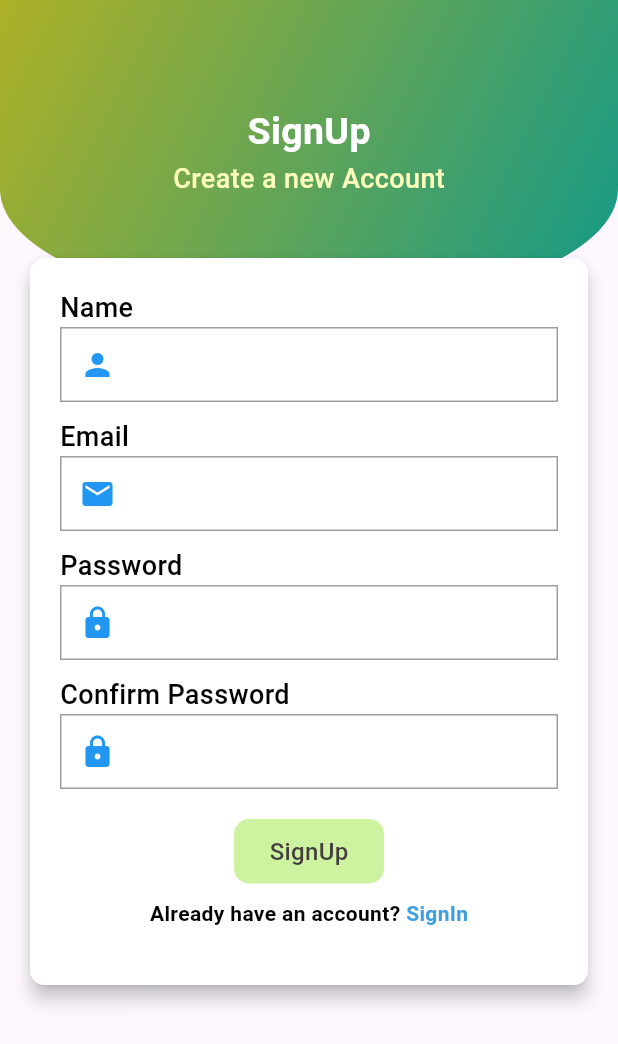
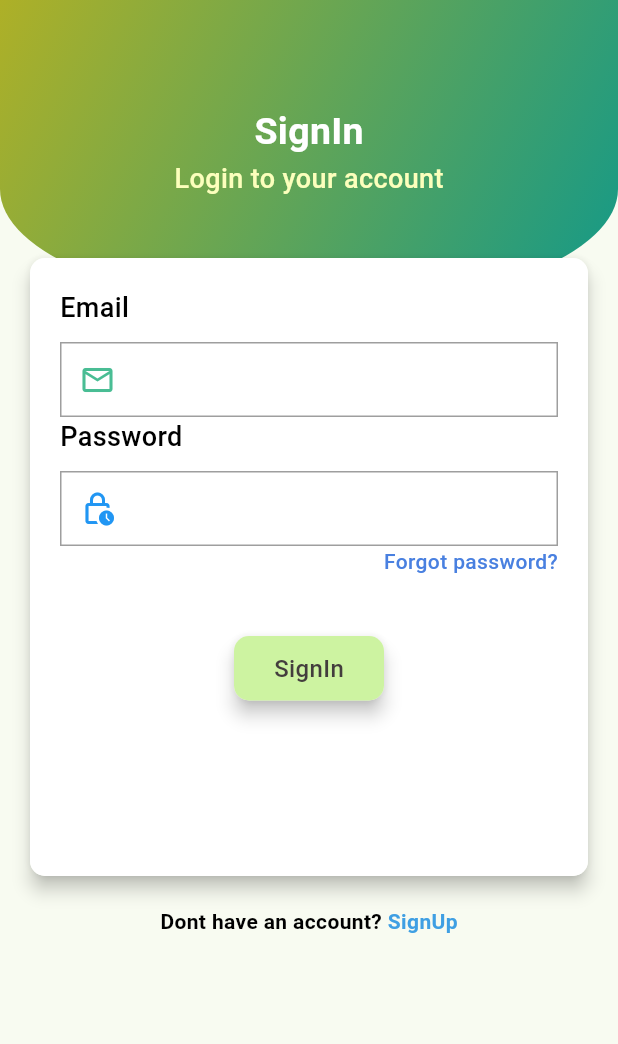
Before and after one commit to adhithya161202/Chatigo, a Flutter app: the screen it shows after launch, on a phone screen of 412 x 824 dp. Shown: the top 1044 px of the screen. Run offline on Flutter 3.47's test engine with Material 3 defaults, Android fonts, the phone set to English and light mode, and no system bars; our stand-ins replace cloud_firestore, firebase_auth, firebase_core, random_string, shared_preferences; accounts and stored records are empty.

Commit message:
Finalised project version 1"

```diff
--- a/lib/main.dart
+++ b/lib/main.dart
@@ -3,6 +3,7 @@ import 'package:chatapp/pages/forgotpassword.dart';
 import 'package:chatapp/pages/home.dart';
 import 'package:chatapp/pages/signin.dart';
 import 'package:chatapp/pages/signup.dart';
+import 'package:chatapp/pages/splashscreen.dart';
 import 'package:chatapp/service/auth.dart';
 import 'package:firebase_core/firebase_core.dart';
 import 'package:flutter/material.dart';
@@ -24,17 +25,18 @@ class MyApp extends StatelessWidget {
       debugShowCheckedModeBanner: false,
       theme: ThemeData(
 
-        colorScheme: ColorScheme.fromSeed(seedColor: Colors.deepPurple),
+        colorScheme: ColorScheme.fromSeed(seedColor: const Color.fromARGB(255, 80, 177, 65)),
         useMaterial3: true,
       ),
-      home:FutureBuilder(future: AuthMethods().getCurrentUser() ,builder: (context,AsyncSnapshot<dynamic> snapshot){
-        if(snapshot.hasData){
-          return Home();
-        }
-        else{
-          return Signup();
-        }
-      })
+      home: Signin(),
+      // home:FutureBuilder(future: AuthMethods().getCurrentUser() ,builder: (context,AsyncSnapshot<dynamic> snapshot){
+      //   if(snapshot.hasData){
+      //     return Home();
+      //   }
+      //   else{
+      //     return SplashScreen();
+      // }
+     // })
     );
   }
 }
--- a/lib/pages/signin.dart
+++ b/lib/pages/signin.dart
@@ -162,8 +162,10 @@ userLogin() async {
   @override
   Widget build(BuildContext context) {
     return Scaffold(
+      resizeToAvoidBottomInset: true,
       body:
-      Container(
+      SingleChildScrollView(
+        child: Container(
           child:
           Stack(//overlap 2 widgets
           children: [
@@ -318,6 +320,7 @@ userLogin() async {
             ],
           ),
         ),
+      ),
     );
   }
 }
--- a/lib/pages/signup.dart
+++ b/lib/pages/signup.dart
@@ -104,7 +104,9 @@ class _SignupState extends State<Signup> {
   @override
   Widget build(BuildContext context) {
     return Scaffold(
-      body: Container(
+      resizeToAvoidBottomInset: true,
+      body: SingleChildScrollView(
+        child: Container(
           child: Stack(
             children: [
               Container(
@@ -271,6 +273,7 @@ class _SignupState extends State<Signup> {
             ],
           ),
         ),
+      ),
     );
   }
 
--- a/pubspec.yaml
+++ b/pubspec.yaml
@@ -68,7 +68,7 @@ flutter:
 
   # To add assets to your application, add an assets section, like this:
   assets:
-    - images/
+    - images/logo.png
   #   - images/a_dot_ham.jpeg
 
   # An image asset can refer to one or more resolution-specific "variants", see
```
Also changed, not shown: lib/pages/home.dart (+38 -59 lines), lib/pages/splashscreen.dart (added, +40 -0 lines), lib/service/shared_pref.dart (+7 -68 lines), images/image2.png (deleted), images/logo.png (added), images/mess3.png (deleted). Lines whose indentation alone changed are shown as unchanged.
